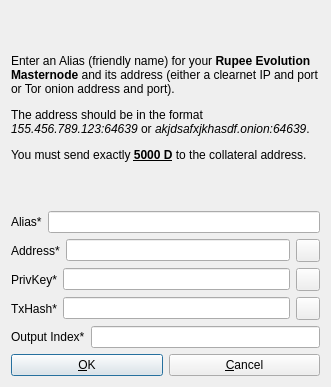
Before: the Qt Designer form src/qt/forms/addeditadrenalinenode.ui in Rupee-Foundation/Rupee-Evolution, drawn with Qt 5.
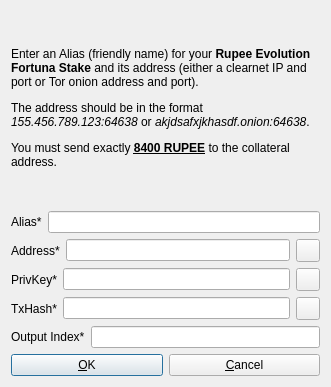
After: the same form once the commit is applied. Icons and pictures are not drawn.

```diff
--- a/src/qt/forms/addeditadrenalinenode.ui
+++ b/src/qt/forms/addeditadrenalinenode.ui
@@ -26,7 +26,7 @@
       </sizepolicy>
      </property>
      <property name="text">
-      <string>&lt;html&gt;&lt;head/&gt;&lt;body&gt;&lt;p&gt;Enter an Alias (friendly name) for your &lt;span style=&quot; font-weight:600;&quot;&gt;Rupee Evolution Masternode&lt;/span&gt; and its address (either a clearnet IP and port or Tor onion address and port).&lt;/p&gt;&lt;p&gt;The address should be in the format &lt;span style=&quot; font-style:italic;&quot;&gt;155.456.789.123:64639&lt;/span&gt; or &lt;span style=&quot; font-style:italic;&quot;&gt;akjdsafxjkhasdf.onion:64639&lt;/span&gt;. &lt;/p&gt;&lt;p&gt;You must send exactly &lt;span style=&quot; font-weight:600; text-decoration: underline;&quot;&gt;5000 D&lt;/span&gt; to the collateral address.&lt;/p&gt;&lt;/body&gt;&lt;/html&gt;</string>
+      <string>&lt;html&gt;&lt;head/&gt;&lt;body&gt;&lt;p&gt;Enter an Alias (friendly name) for your &lt;span style=&quot; font-weight:600;&quot;&gt;Rupee Evolution Fortuna Stake&lt;/span&gt; and its address (either a clearnet IP and port or Tor onion address and port).&lt;/p&gt;&lt;p&gt;The address should be in the format &lt;span style=&quot; font-style:italic;&quot;&gt;155.456.789.123:64638&lt;/span&gt; or &lt;span style=&quot; font-style:italic;&quot;&gt;akjdsafxjkhasdf.onion:64638&lt;/span&gt;. &lt;/p&gt;&lt;p&gt;You must send exactly &lt;span style=&quot; font-weight:600; text-decoration: underline;&quot;&gt;8400 RUPEE&lt;/span&gt; to the collateral address.&lt;/p&gt;&lt;/body&gt;&lt;/html&gt;</string>
      </property>
      <property name="wordWrap">
       <bool>true</bool>
```
Left out of the diff: 2 changed lines with no effect on the pictures.
